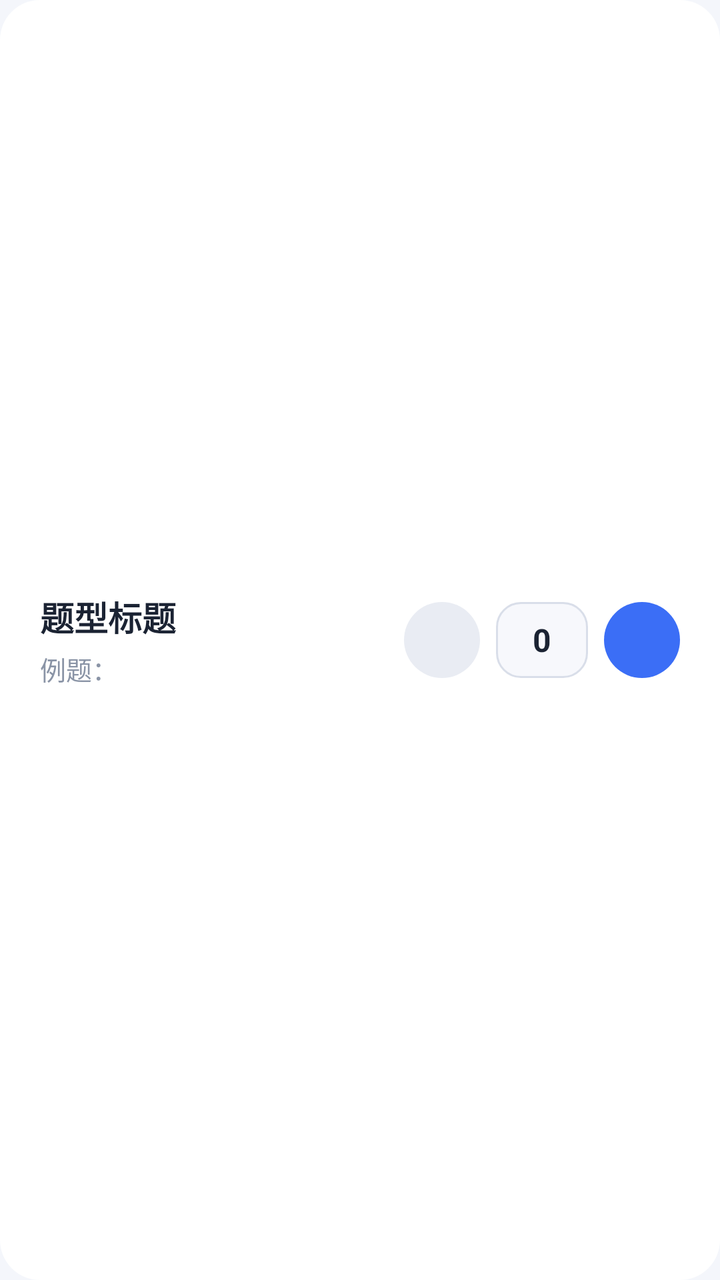
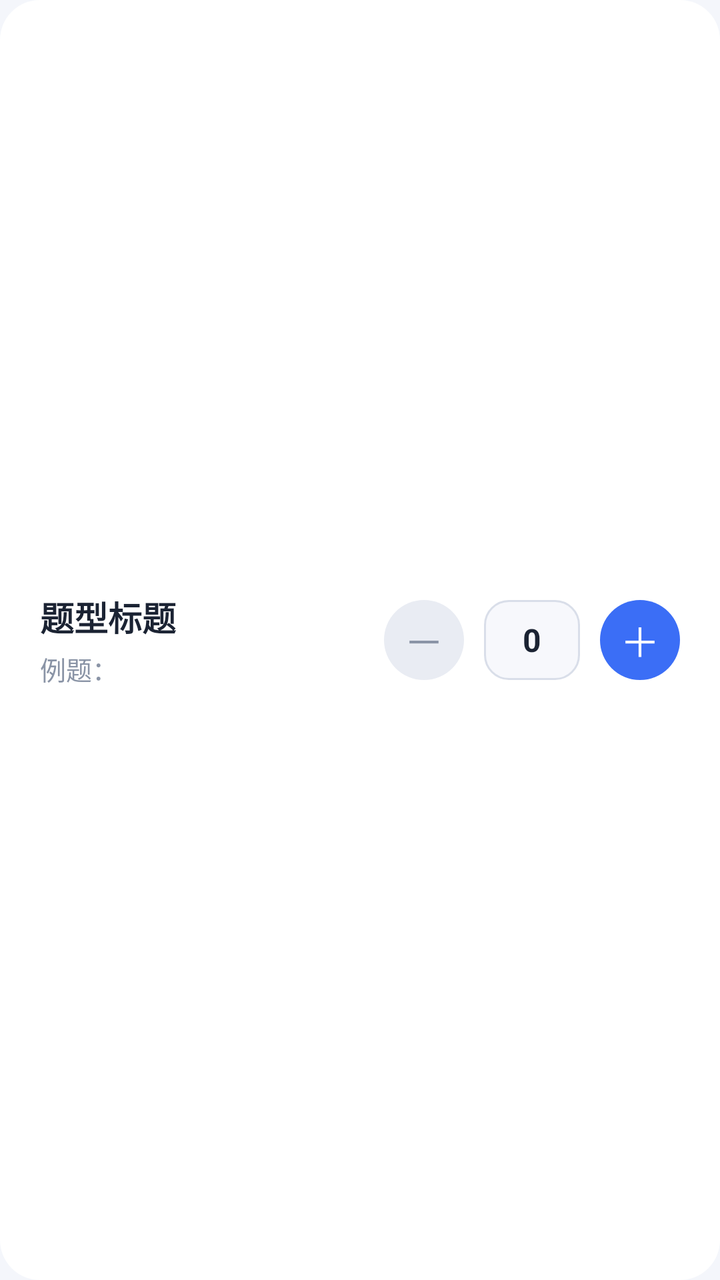

Compare the two renders of this Android layout. The source of the first and the diff that turns it into the second are given below.
<!-- AndroidManifest.xml: application theme Theme.Waxx -->
<!-- res/layout/item_topic.xml -->
<?xml version="1.0" encoding="utf-8"?>
<LinearLayout xmlns:android="http://schemas.android.com/apk/res/android"
    android:layout_width="match_parent"
    android:layout_height="wrap_content"
    android:layout_marginBottom="14dp"
    android:background="@drawable/bg_card"
    android:gravity="center_vertical"
    android:orientation="horizontal">

    <LinearLayout
        android:layout_width="0dp"
        android:layout_height="wrap_content"
        android:layout_weight="1"
        android:orientation="vertical"
        android:paddingEnd="10dp">

        <TextView
            android:id="@+id/tvTopicTitle"
            android:layout_width="wrap_content"
            android:layout_height="wrap_content"
            android:text="题型标题"
            android:textColor="@color/text_main"
            android:textSize="17sp"
            android:textStyle="bold" />

        <TextView
            android:id="@+id/tvTopicExample"
            android:layout_width="wrap_content"
            android:layout_height="wrap_content"
            android:layout_marginTop="4dp"
            android:text="例题："
            android:textColor="@color/text_secondary"
            android:textSize="13sp" />
    </LinearLayout>

    <ImageButton
        android:id="@+id/btnMinus"
        android:layout_width="38dp"
        android:layout_height="38dp"
        android:background="@drawable/bg_minus"
        android:contentDescription="减少"
        android:text="－"
        android:textColor="@color/text_secondary"
        android:textSize="18sp" />

    <TextView
        android:id="@+id/tvCount"
        android:layout_width="46dp"
        android:layout_height="38dp"
        android:layout_marginStart="8dp"
        android:layout_marginEnd="8dp"
        android:background="@drawable/bg_input"
        android:gravity="center"
        android:text="0"
        android:textColor="@color/text_main"
        android:textSize="16sp"
        android:textStyle="bold" />

    <ImageButton
        android:id="@+id/btnPlus"
        android:layout_width="38dp"
        android:layout_height="38dp"
        android:background="@drawable/bg_plus"
        android:contentDescription="增加"
        android:text="＋"
        android:textColor="@color/white"
        android:textSize="18sp" />
</LinearLayout>
<!-- resources referenced by this layout -->
<resources>
  <color name="text_main">#1B2333</color>
  <color name="text_secondary">#8A94A6</color>
  <color name="white">#FFFFFF</color>
  <!-- drawable bg_card (drawable) -->
  <?xml version="1.0" encoding="utf-8"?>
  <shape xmlns:android="http://schemas.android.com/apk/res/android" android:shape="rectangle">
      <solid android:color="@color/card_bg"/>
      <corners android:radius="20dp"/>
      <padding android:left="20dp" android:top="20dp" android:right="20dp" android:bottom="20dp"/>
  </shape>
  <!-- drawable bg_input (drawable) -->
  <?xml version="1.0" encoding="utf-8"?>
  <shape xmlns:android="http://schemas.android.com/apk/res/android" android:shape="rectangle">
      <solid android:color="#F7F8FC"/>
      <stroke android:width="1dp" android:color="@color/input_border"/>
      <corners android:radius="12dp"/>
      <padding android:left="14dp" android:right="14dp" android:top="4dp" android:bottom="4dp"/>
  </shape>
  <!-- drawable bg_minus (drawable) -->
  <?xml version="1.0" encoding="utf-8"?>
  <shape xmlns:android="http://schemas.android.com/apk/res/android" android:shape="oval">
      <solid android:color="#E9ECF3"/>
  </shape>
  <!-- drawable bg_plus (drawable) -->
  <?xml version="1.0" encoding="utf-8"?>
  <shape xmlns:android="http://schemas.android.com/apk/res/android" android:shape="oval">
      <solid android:color="@color/primary"/>
  </shape>
  <style name="Theme.Waxx" parent="android:Theme.Material.Light.NoActionBar">
          <item name="android:statusBarColor">@color/bg</item>
          <item name="android:windowLightStatusBar">true</item>
          <item name="android:windowBackground">@color/bg</item>
          <item name="android:navigationBarColor">@color/bg</item>
          <item name="android:colorAccent">@color/primary</item>
      </style>
  <color name="card_bg">#FFFFFF</color>
  <color name="input_border">#D9DEE9</color>
  <color name="primary">#3B6EF6</color>
  <color name="bg">#F4F6FB</color>
</resources>

<!-- the commit's change to res/layout/item_topic.xml (unified diff, before → after) -->
@@ -33,22 +33,22 @@
             android:textSize="13sp" />
     </LinearLayout>
 
-    <ImageButton
+    <TextView
         android:id="@+id/btnMinus"
-        android:layout_width="38dp"
-        android:layout_height="38dp"
+        android:layout_width="40dp"
+        android:layout_height="40dp"
         android:background="@drawable/bg_minus"
-        android:contentDescription="减少"
+        android:gravity="center"
         android:text="－"
         android:textColor="@color/text_secondary"
-        android:textSize="18sp" />
+        android:textSize="20sp" />
 
     <TextView
         android:id="@+id/tvCount"
-        android:layout_width="46dp"
-        android:layout_height="38dp"
-        android:layout_marginStart="8dp"
-        android:layout_marginEnd="8dp"
+        android:layout_width="48dp"
+        android:layout_height="40dp"
+        android:layout_marginStart="10dp"
+        android:layout_marginEnd="10dp"
         android:background="@drawable/bg_input"
         android:gravity="center"
         android:text="0"
@@ -56,13 +56,13 @@
         android:textSize="16sp"
         android:textStyle="bold" />
 
-    <ImageButton
+    <TextView
         android:id="@+id/btnPlus"
-        android:layout_width="38dp"
-        android:layout_height="38dp"
+        android:layout_width="40dp"
+        android:layout_height="40dp"
         android:background="@drawable/bg_plus"
-        android:contentDescription="增加"
+        android:gravity="center"
         android:text="＋"
         android:textColor="@color/white"
-        android:textSize="18sp" />
+        android:textSize="20sp" />
 </LinearLayout>
